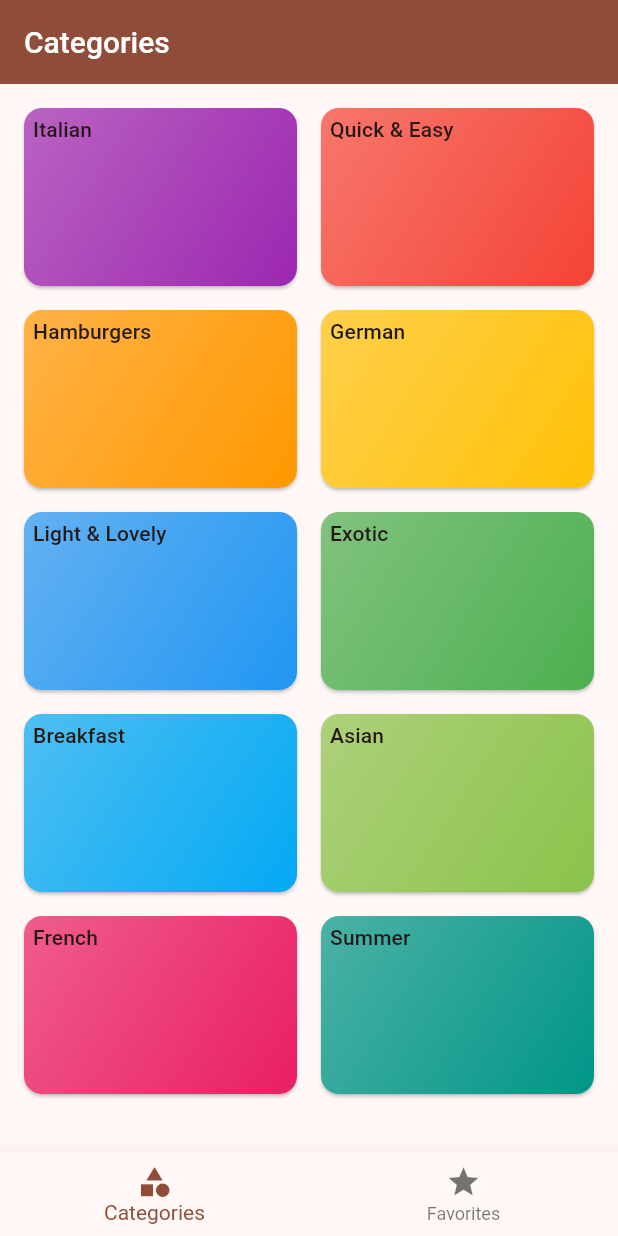
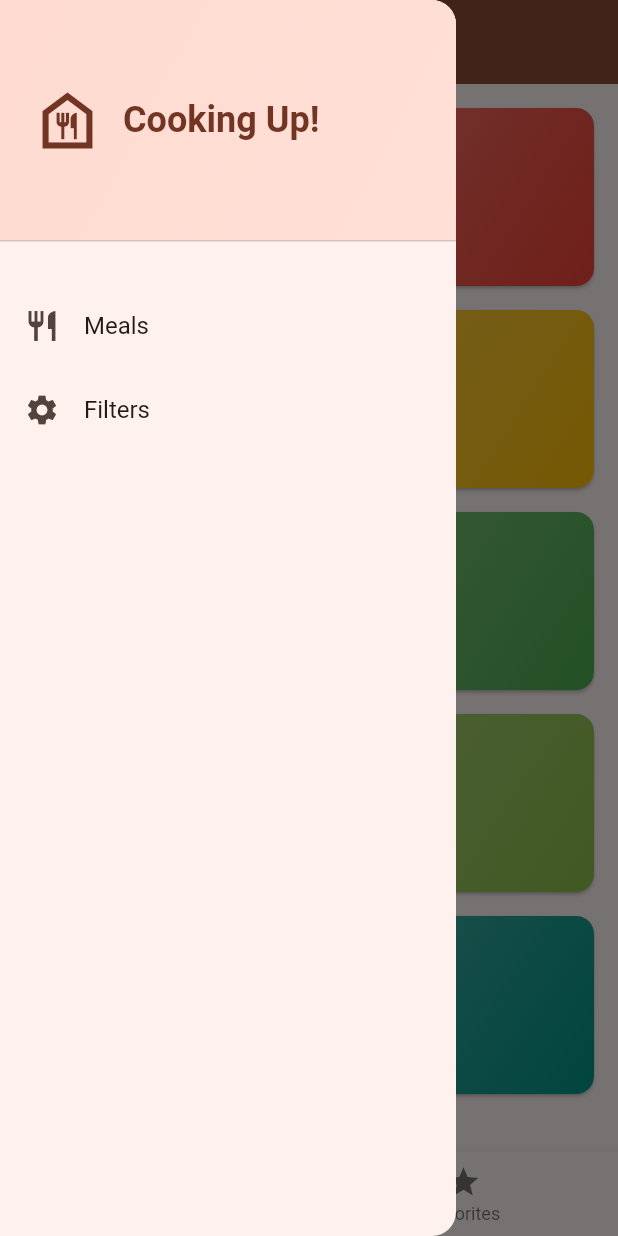
Before and after one commit to Moonbladez/flutter-meals, a Flutter app: the screen it shows after launch, with the side drawer open (before the commit the screen has no drawer), on a phone screen of 412 x 824 dp. Run offline on Flutter 3.47's test engine with Material 2 defaults, Android fonts, the phone set to English and light mode, and no system bars; our stand-ins replace google_fonts, transparent_image.

Commit message:
added filter screen

```diff
--- /dev/null
+++ b/lib/widgets/main_drawer.dart
@@ -0,0 +1,79 @@
+import 'package:flutter/material.dart';
+
+class MainDrawer extends StatelessWidget {
+  const MainDrawer({super.key, required this.onSelectScreen});
+
+  final void Function(String identifier) onSelectScreen;
+
+  @override
+  Widget build(BuildContext context) {
+    return Drawer(
+      child: Column(
+        children: [
+          DrawerHeader(
+            padding: const EdgeInsets.all(20),
+            decoration: BoxDecoration(
+              gradient: LinearGradient(
+                colors: [
+                  Theme.of(context).colorScheme.primaryContainer,
+                  Theme.of(context)
+                      .colorScheme
+                      .primaryContainer
+                      .withOpacity(0.8),
+                ],
+                begin: Alignment.topLeft,
+                end: Alignment.bottomRight,
+              ),
+            ),
+            child: Row(
+              children: [
+                Icon(
+                  Icons.food_bank_outlined,
+                  color: Theme.of(context).colorScheme.onPrimaryContainer,
+                  size: 50,
+                ),
+                const SizedBox(
+                  width: 12,
+                ),
+                Text(
+                  "Cooking Up!",
+                  style: Theme.of(context).textTheme.headlineSmall!.copyWith(
+                        color: Theme.of(context).colorScheme.onPrimaryContainer,
+                        fontWeight: FontWeight.w600,
+                      ),
+                ),
+              ],
+            ),
+          ),
+          const SizedBox(height: 20),
+          ListTile(
+            leading: const Icon(Icons.restaurant),
+            splashColor: Theme.of(context).colorScheme.primaryContainer,
+            title: Text(
+              "Meals",
+              style: Theme.of(context).textTheme.titleMedium!.copyWith(
+                    color: Theme.of(context).colorScheme.onBackground,
+                  ),
+            ),
+            onTap: () {
+              onSelectScreen("meals");
+            },
+          ),
+          ListTile(
+            leading: const Icon(Icons.settings),
+            splashColor: Theme.of(context).colorScheme.primaryContainer,
+            title: Text(
+              "Filters",
+              style: Theme.of(context).textTheme.titleMedium!.copyWith(
+                    color: Theme.of(context).colorScheme.onBackground,
+                  ),
+            ),
+            onTap: () {
+              onSelectScreen("filters");
+            },
+          ),
+        ],
+      ),
+    );
+  }
+}
```
Also changed, not shown: lib/screens/filters_screen.dart (added, +62 -0 lines), lib/screens/tabs.dart (+17 -0 lines).
